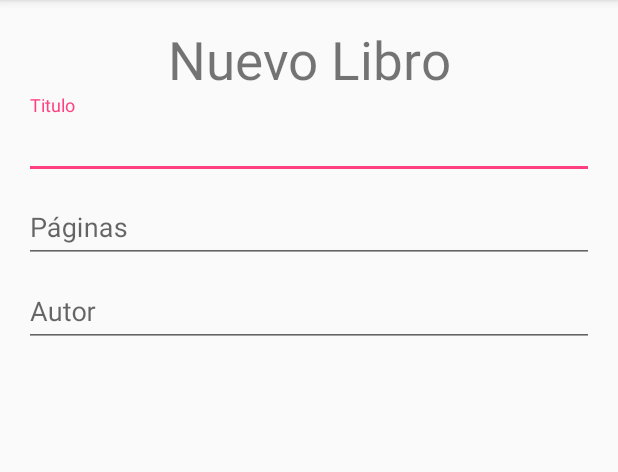
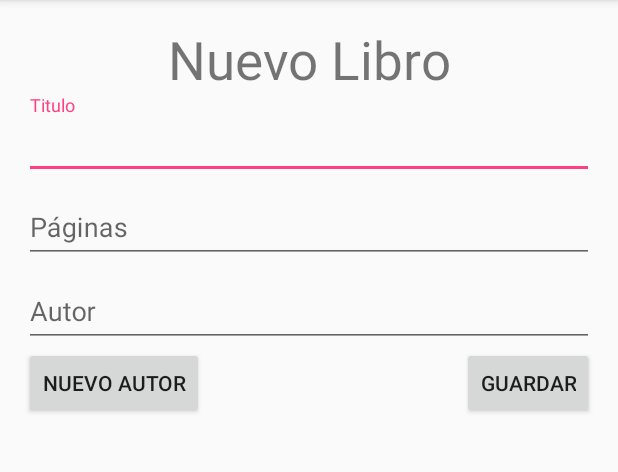
Before and after one commit to j2deme/Biblio, an Android app: the screen it shows after launch (MainActivity), on a phone screen of 412 x 824 dp, the part 84-556 px from its top. Run offline under Robolectric (Android 15) with nearby library versions, the phone set to English and light mode, and no system bars.

Commit message:
Añade botones Nuevo autor y Guardar

```diff
--- a/app/src/main/res/layout/activity_main.xml
+++ b/app/src/main/res/layout/activity_main.xml
@@ -55,4 +55,16 @@
             android:layout_height="wrap_content"
             android:hint="Autor" />
     </android.support.design.widget.TextInputLayout>
+    <Button
+        android:layout_width="wrap_content"
+        android:layout_height="wrap_content"
+        android:layout_below="@+id/ilAutor"
+        android:layout_alignParentEnd="true"
+        android:text="Guardar"/>
+    <Button
+        android:layout_width="wrap_content"
+        android:layout_height="wrap_content"
+        android:layout_below="@+id/ilAutor"
+        android:layout_alignParentStart="true"
+        android:text="Nuevo autor"/>
 </RelativeLayout>
```
